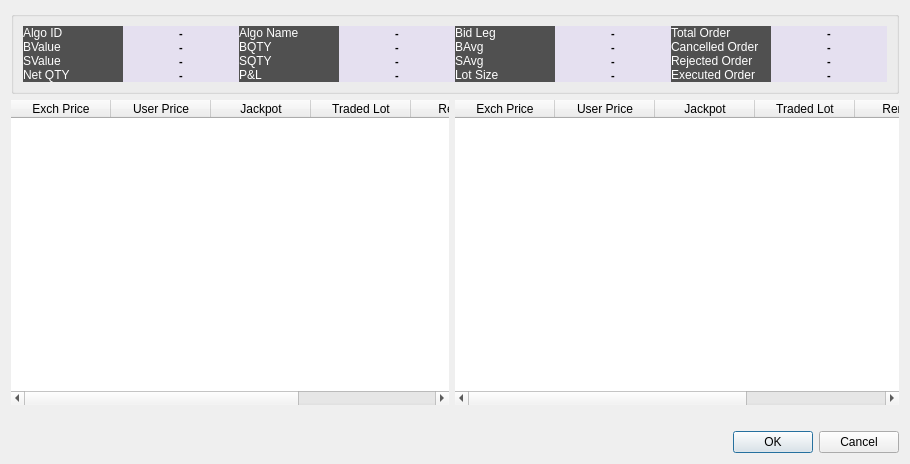
Before: the Qt Designer form order_detail_popup.ui in Likithanaidu07/qt, drawn with Qt 5.
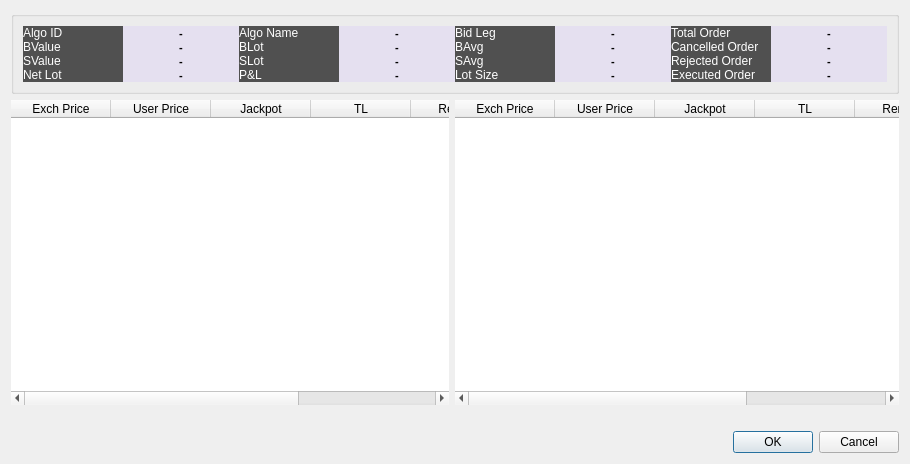
After: the same form once the commit is applied.

The edit to the form file:
```diff
--- a/order_detail_popup.ui
+++ b/order_detail_popup.ui
@@ -67,7 +67,7 @@
      </column>
      <column>
       <property name="text">
-       <string>Traded Lot</string>
+       <string>TL</string>
       </property>
      </column>
      <column>
@@ -77,7 +77,7 @@
      </column>
      <column>
       <property name="text">
-       <string>Traded Time</string>
+       <string>Time</string>
       </property>
      </column>
     </widget>
@@ -150,7 +150,7 @@
      </column>
      <column>
       <property name="text">
-       <string>Traded Lot</string>
+       <string>TL</string>
       </property>
      </column>
      <column>
@@ -320,7 +320,7 @@
     &lt;title&gt;Net QTY&lt;/title&gt;
 &lt;/head&gt;
 &lt;body style=&quot;background-color: #333;&quot;&gt;
-    &lt;div class=&quot;net-qty&quot;&gt;Net QTY&lt;/div&gt;
+    &lt;div class=&quot;net-qty&quot;&gt;Net Lot&lt;/div&gt;
 &lt;/body&gt;
 &lt;/html&gt;
 </string>
@@ -661,7 +661,7 @@
     &lt;title&gt;BQTY&lt;/title&gt;
 &lt;/head&gt;
 &lt;body&gt;
-    &lt;div class=&quot;bqty&quot;&gt;BQTY&lt;/div&gt;
+    &lt;div class=&quot;bqty&quot;&gt;BLot&lt;/div&gt;
 &lt;/body&gt;
 &lt;/html&gt;
 </string>
@@ -1588,7 +1588,7 @@
     &lt;title&gt;SQTY&lt;/title&gt;
 &lt;/head&gt;
 &lt;body&gt;
-    &lt;div class=&quot;sqty&quot;&gt;SQTY&lt;/div&gt;
+    &lt;div class=&quot;sqty&quot;&gt;SLot&lt;/div&gt;
 &lt;/body&gt;
 &lt;/html&gt;
 </string>
```
